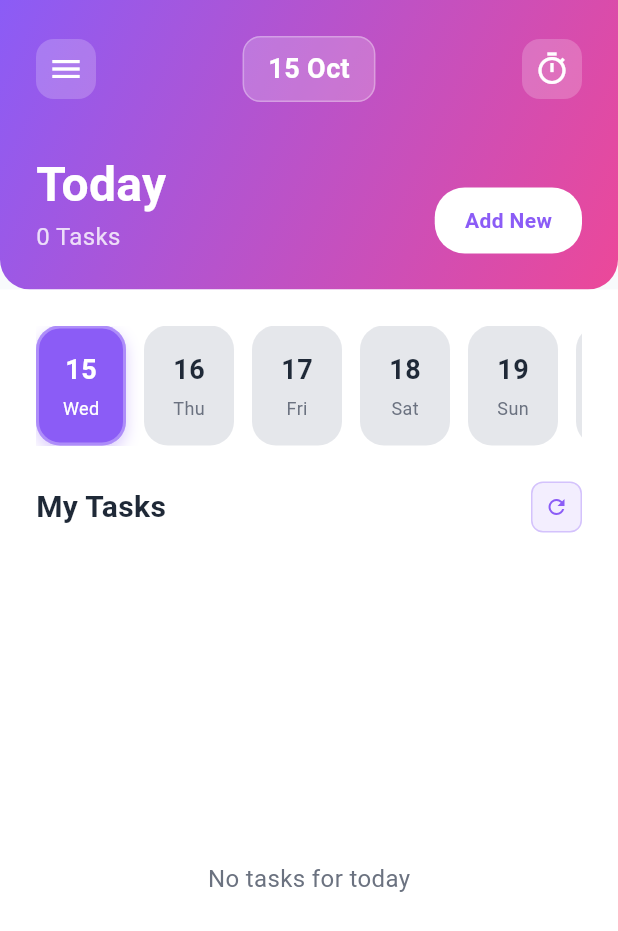
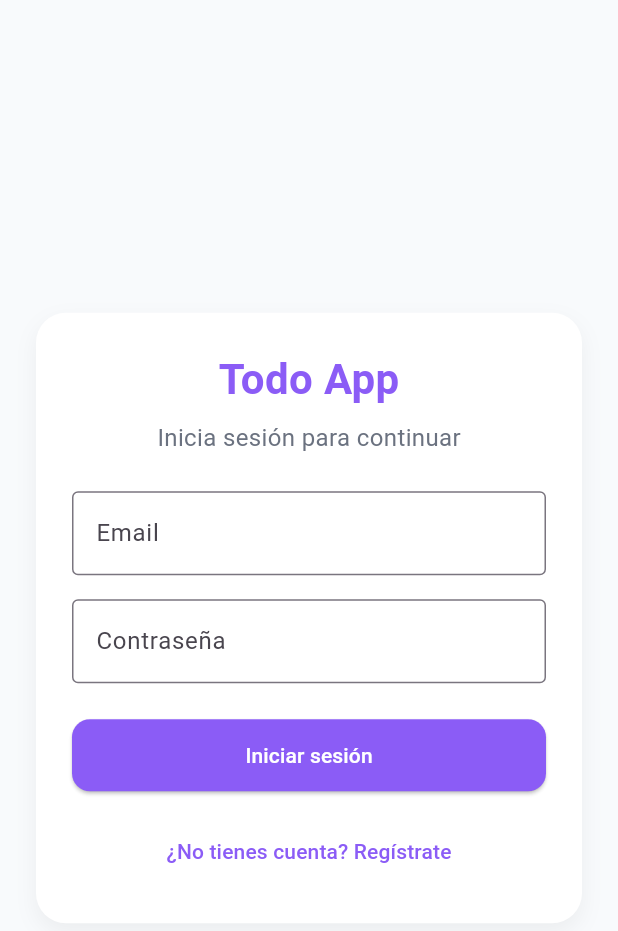
Before and after one commit to jonmid/todo_flutter, a Flutter app: the screen it shows after launch, on a phone screen of 412 x 824 dp. Shown: the top 931 px of the screen. Run offline on Flutter 3.47's test engine with Material 3 defaults, Android fonts, the phone set to English and light mode, and no system bars; our stand-ins replace flutter_dotenv, get, supabase_flutter; accounts and stored records are empty; Roboto replaces fonts that are missing (SF Pro Display).

Commit message:
add config auth

```diff
--- a/lib/main.dart
+++ b/lib/main.dart
@@ -1,8 +1,9 @@
 import 'package:flutter/material.dart';
 import 'package:get/get.dart';
-import 'presentation/pages/home_page.dart';
+import 'presentation/pages/auth_gate.dart';
 import 'core/constants/app_colors.dart';
 import 'core/config/supabase_config.dart';
+import 'presentation/controllers/auth_controller.dart';
 
 void main() async {
   WidgetsFlutterBinding.ensureInitialized();
@@ -10,6 +11,8 @@ void main() async {
   try {
     // Initialize Supabase
     await SupabaseConfig.initialize();
+    // Register global AuthController
+    Get.put(AuthController(), permanent: true);
     runApp(const MyApp());
   } catch (e) {
     // If Supabase initialization fails, show error and run app anyway
@@ -30,7 +33,7 @@ class MyApp extends StatelessWidget {
         useMaterial3: true,
         fontFamily: 'SF Pro Display',
       ),
-      home: const HomePage(),
+      home: const AuthGate(),
       debugShowCheckedModeBanner: false,
     );
   }
--- /dev/null
+++ b/lib/presentation/controllers/auth_controller.dart
@@ -0,0 +1,62 @@
+import 'package:get/get.dart';
+import 'package:supabase_flutter/supabase_flutter.dart';
+import '../../core/config/supabase_config.dart';
+
+class AuthController extends GetxController {
+  final SupabaseClient _client = SupabaseConfig.client;
+
+  final RxBool _isLoading = false.obs;
+  final RxString _errorMessage = ''.obs;
+
+  bool get isLoading => _isLoading.value;
+  String get errorMessage => _errorMessage.value;
+
+  Future<bool> signIn({required String email, required String password}) async {
+    try {
+      _isLoading.value = true;
+      _errorMessage.value = '';
+
+      final res = await _client.auth.signInWithPassword(
+        email: email,
+        password: password,
+      );
+
+      // Si hay sesión, el AuthGate redirigirá al Home automáticamente
+      return res.session != null;
+    } catch (e) {
+      _errorMessage.value = 'Error al iniciar sesión: $e';
+      return false;
+    } finally {
+      _isLoading.value = false;
+    }
+  }
+
+  Future<bool> signUp({required String email, required String password}) async {
+    try {
+      _isLoading.value = true;
+      _errorMessage.value = '';
+
+      final res = await _client.auth.signUp(
+        email: email,
+        password: password,
+      );
+
+      // En Supabase, tras signUp puede requerirse verificación de email
+      // Si la sesión llega, el AuthGate redirigirá. Si no, mostramos mensaje.
+      return res.user != null;
+    } catch (e) {
+      _errorMessage.value = 'Error al registrarse: $e';
+      return false;
+    } finally {
+      _isLoading.value = false;
+    }
+  }
+
+  Future<void> signOut() async {
+    try {
+      await _client.auth.signOut();
+    } catch (e) {
+      _errorMessage.value = 'Error al cerrar sesión: $e';
+    }
+  }
+}
--- /dev/null
+++ b/lib/presentation/pages/auth_gate.dart
@@ -0,0 +1,24 @@
+import 'package:flutter/material.dart';
+import 'package:supabase_flutter/supabase_flutter.dart';
+import '../../core/config/supabase_config.dart';
+import 'auth_page.dart';
+import 'home_page.dart';
+
+class AuthGate extends StatelessWidget {
+  const AuthGate({super.key});
+
+  @override
+  Widget build(BuildContext context) {
+    final client = SupabaseConfig.client;
+    return StreamBuilder<AuthState>(
+      stream: client.auth.onAuthStateChange,
+      builder: (context, snapshot) {
+        final session = client.auth.currentSession;
+        if (session != null) {
+          return const HomePage();
+        }
+        return const AuthPage();
+      },
+    );
+  }
+}
--- /dev/null
+++ b/lib/presentation/pages/auth_page.dart
@@ -0,0 +1,201 @@
+import 'dart:math';
+
+import 'package:flutter/material.dart';
+import 'package:get/get.dart';
+import '../../core/constants/app_colors.dart';
+import '../controllers/auth_controller.dart';
+
+class AuthPage extends StatefulWidget {
+  const AuthPage({super.key});
+
+  @override
+  State<AuthPage> createState() => _AuthPageState();
+}
+
+class _AuthPageState extends State<AuthPage> {
+  final _formKey = GlobalKey<FormState>();
+  final _emailController = TextEditingController();
+  final _passwordController = TextEditingController();
+  bool _isLogin = true;
+
+  late final AuthController _authController;
+
+  @override
+  void initState() {
+    super.initState();
+    _authController = Get.put(AuthController());
+  }
+
+  @override
+  void dispose() {
+    _emailController.dispose();
+    _passwordController.dispose();
+    super.dispose();
+  }
+
+  Future<void> _submit() async {
+    if (!_formKey.currentState!.validate()) return;
+
+    final email = _emailController.text.trim();
+    final password = _passwordController.text.trim();
+
+    bool success = false;
+    if (_isLogin) {
+      success = await _authController.signIn(email: email, password: password);
+    } else {
+      success = await _authController.signUp(email: email, password: password);
+      if (success) {
+        Get.snackbar(
+          'Registro',
+          'Usuario registrado. Revisa tu correo si requiere verificación.',
+        );
+      }
+    }
+
+    if (!success && _authController.errorMessage.isNotEmpty) {
+      Get.snackbar('Error', _authController.errorMessage);
+    }
+    // AuthGate se encarga de redirigir cuando la sesión esté activa
+  }
+
+  @override
+  Widget build(BuildContext context) {
+    return Scaffold(
+      backgroundColor: AppColors.backgroundColor,
+      body: SafeArea(
+        child: Center(
+          child: SingleChildScrollView(
+            padding: const EdgeInsets.all(24),
+            child: Container(
+              padding: const EdgeInsets.all(24),
+              decoration: BoxDecoration(
+                color: Colors.white,
+                borderRadius: BorderRadius.circular(20),
+                boxShadow: [
+                  BoxShadow(
+                    color: Colors.black.withOpacity(0.05),
+                    blurRadius: 12,
+                    offset: const Offset(0, 6),
+                  ),
+                ],
+              ),
+              child: Column(
+                mainAxisSize: MainAxisSize.min,
+                children: [
+                  const Text(
+                    'Todo App',
+                    style: TextStyle(
+                      fontSize: 28,
+                      fontWeight: FontWeight.bold,
+                      color: AppColors.primaryPurple,
+                    ),
+                  ),
+                  const SizedBox(height: 8),
+                  Text(
+                    _isLogin
+                        ? 'Inicia sesión para continuar'
+                        : 'Crea una cuenta nueva',
+                    style: const TextStyle(
+                      fontSize: 16,
+                      color: AppColors.secondaryText,
+                    ),
+                  ),
+                  const SizedBox(height: 24),
+                  Form(
+                    key: _formKey,
+                    child: Column(
+                      children: [
+                        TextFormField(
+                          controller: _emailController,
+                          keyboardType: TextInputType.emailAddress,
+                          decoration: const InputDecoration(
+                            labelText: 'Email',
+                            border: OutlineInputBorder(),
+                          ),
+                          validator: (value) {
+                            if (value == null || value.trim().isEmpty) {
+                              return 'Ingresa tu email';
+                            }
+                            if (!value.contains('@')) {
+                              return 'Email inválido';
+                            }
+                            return null;
+                          },
+                        ),
+                        const SizedBox(height: 16),
+                        TextFormField(
+                          controller: _passwordController,
+                          obscureText: true,
+                          decoration: const InputDecoration(
+                            labelText: 'Contraseña',
+                            border: OutlineInputBorder(),
+                          ),
+                          validator: (value) {
+                            if (value == null || value.trim().isEmpty) {
+                              return 'Ingresa tu contraseña';
+                            }
+                            if (value.trim().length < 6) {
+                              return 'Mínimo 6 caracteres';
+                            }
+                            return null;
+                          },
+                        ),
+                        const SizedBox(height: 24),
+                        Obx(
+                          () => SizedBox(
+                            width: double.infinity,
+                            child: ElevatedButton(
+                              style: ElevatedButton.styleFrom(
+                                backgroundColor: AppColors.primaryPurple,
+                                foregroundColor: Colors.white,
+                                padding: const EdgeInsets.symmetric(
+                                  vertical: 14,
+                                ),
+                                shape: RoundedRectangleBorder(
+                                  borderRadius: BorderRadius.circular(12),
+                                ),
+                              ),
+                              onPressed: _authController.isLoading
+                                  ? null
+                                  : _submit,
+                              child: _authController.isLoading
+                                  ? const SizedBox(
+                                      width: 18,
+                                      height: 18,
+                                      child: CircularProgressIndicator(
+                                        strokeWidth: 2,
+                                        color: Colors.white,
+                                      ),
+                                    )
+                                  : Text(
+                                      _isLogin
+                                          ? 'Iniciar sesión'
+                                          : 'Registrarse',
+                                    ),
+                            ),
+                          ),
+                        ),
+                        const SizedBox(height: 16),
+                        TextButton(
+                          onPressed: () => setState(() => _isLogin = !_isLogin),
+                          child: Text(
+                            _isLogin
+                                ? '¿No tienes cuenta? Regístrate'
+                                : '¿Ya tienes cuenta? Inicia sesión',
+                            style: const TextStyle(
+                              color: AppColors.primaryPurple,
+                            ),
+                          ),
+                        ),
+                      ],
+                    ),
+                  ),
+                ],
+              ),
+            ),
+          ),
+        ),
+      ),
+    );
+  }
+}
```
Also changed, not shown: lib/presentation/pages/home_page.dart (+30 -4 lines).
